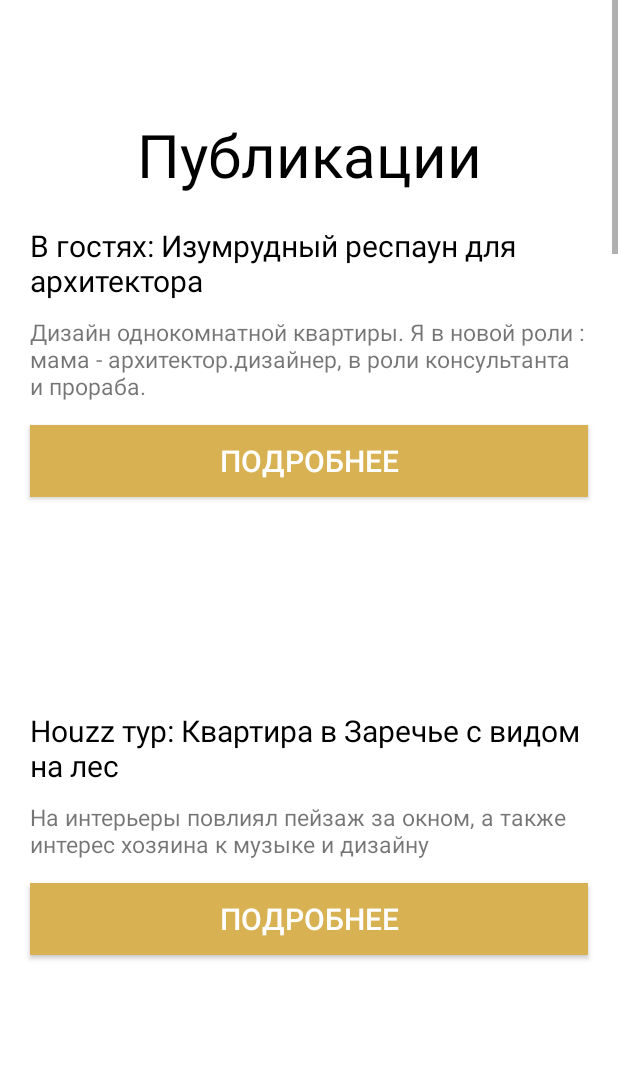
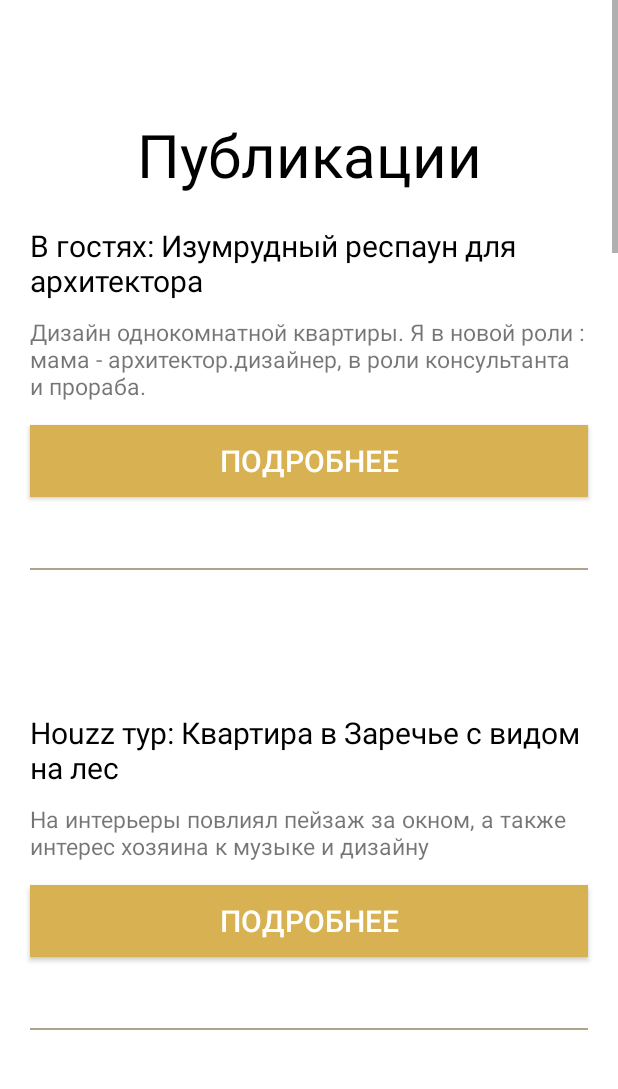
Before and after one commit to AssoRtl/practiceTeamwork, an Android app: the layout activity_publication.xml on its own in the app's theme, with its tools: preview values and no code run, on a phone screen of 412 x 824 dp, the part 117-1206 px from its top. Run offline under Robolectric (Android 15) with nearby library versions, the phone set to English and light mode, and no system bars.

Commit message:
поправлены линии в публикациях

```diff
--- a/app/src/main/res/layout/activity_publication.xml
+++ b/app/src/main/res/layout/activity_publication.xml
@@ -53,7 +53,7 @@
         </LinearLayout>
     </LinearLayout>
     <ScrollView
-        android:layout_width="wrap_content"
+        android:layout_width="match_parent"
         android:layout_height="wrap_content"
         android:layout_marginTop="50dp"
         app:layout_constraintBottom_toBottomOf="parent"
@@ -61,7 +61,7 @@
         app:layout_constraintStart_toStartOf="parent"
         app:layout_constraintTop_toBottomOf="@+id/linearLayout">
         <LinearLayout
-            android:layout_width="wrap_content"
+            android:layout_width="match_parent"
             android:layout_height="wrap_content"
             android:orientation="vertical"
             android:gravity="center">
@@ -115,7 +115,7 @@
             <View
                 android:id="@+id/view5"
                 android:layout_width="match_parent"
-                android:layout_height="wrap_content"
+                android:layout_height="1dp"
                 android:layout_marginRight="20dp"
                 android:layout_marginTop="47dp"
                 android:layout_marginLeft="20dp"
@@ -159,7 +159,7 @@
             <View
                 android:id="@+id/view10"
                 android:layout_width="match_parent"
-                android:layout_height="wrap_content"
+                android:layout_height="1dp"
                 android:layout_marginRight="20dp"
                 android:layout_marginTop="47dp"
                 android:layout_marginBottom="47dp"
@@ -202,7 +202,7 @@
             <View
                 android:id="@+id/view8"
                 android:layout_width="match_parent"
-                android:layout_height="wrap_content"
+                android:layout_height="1dp"
                 android:layout_marginLeft="20dp"
                 android:layout_marginRight="20dp"
                 android:layout_marginTop="47dp"
@@ -245,7 +245,7 @@
             <View
                 android:id="@+id/view7"
                 android:layout_width="match_parent"
-                android:layout_height="wrap_content"
+                android:layout_height="1dp"
                 android:layout_marginRight="20dp"
                 android:layout_marginTop="47dp"
                 android:layout_marginBottom="47dp"
@@ -288,7 +288,7 @@
             <View
                 android:id="@+id/view1"
                 android:layout_width="match_parent"
-                android:layout_height="wrap_content"
+                android:layout_height="1dp"
                 android:layout_marginRight="20dp"
                 android:layout_marginTop="47dp"
                 android:layout_marginLeft="20dp"
@@ -331,7 +331,7 @@
             <View
                 android:id="@+id/view2"
                 android:layout_width="match_parent"
-                android:layout_height="wrap_content"
+                android:layout_height="1dp"
                 android:layout_marginRight="20dp"
                 android:layout_marginLeft="20dp"
                 android:layout_marginTop="47dp"
@@ -374,7 +374,7 @@
             <View
                 android:id="@+id/view3"
                 android:layout_width="match_parent"
-                android:layout_height="wrap_content"
+                android:layout_height="1dp"
                 android:layout_marginRight="20dp"
                 android:layout_marginTop="47dp"
                 android:layout_marginBottom="47dp"
@@ -417,7 +417,7 @@
             <View
                 android:id="@+id/view4"
                 android:layout_width="match_parent"
-                android:layout_height="wrap_content"
+                android:layout_height="1dp"
                 android:layout_marginRight="20dp"
                 android:layout_marginLeft="20dp"
                 android:layout_marginTop="47dp"
@@ -460,7 +460,7 @@
             <View
                 android:id="@+id/view9"
                 android:layout_width="match_parent"
-                android:layout_height="wrap_content"
+                android:layout_height="1dp"
                 android:layout_marginRight="20dp"
                 android:layout_marginTop="47dp"
                 android:layout_marginBottom="47dp"
```
